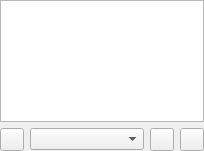
First picture: the form in gui/albumspage.ui, repository polpo/cantata-mac, before the edit.
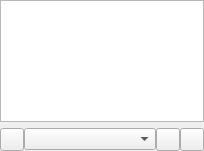
Second picture: the form after the edit. Custom widgets are drawn as their Qt base class.

Commit message: Reduce spacing of icons at bottom of window

Diff of the .ui file:
```diff
--- a/gui/albumspage.ui
+++ b/gui/albumspage.ui
@@ -13,24 +13,34 @@
   <property name="windowTitle">
    <string>Form</string>
   </property>
-  <layout class="QGridLayout" name="gridLayout">
+  <layout class="QVBoxLayout" name="vlayout">
    <property name="margin">
     <number>0</number>
    </property>
-   <item row="0" column="0" colspan="4">
+   <item>
     <widget class="ItemView" name="view"/>
    </item>
-   <item row="1" column="0">
+   <item>
+    <layout class="QHBoxLayout" name="hlayout">
+     <property name="margin">
+      <number>0</number>
+     </property>
+     <property name="spacing">
+      <number>0</number>
+     </property>
+     <item>
     <widget class="ToolButton" name="libraryUpdate"/>
    </item>
-   <item row="1" column="1">
+     <item>
     <widget class="GenreCombo" name="genreCombo"/>
    </item>
-   <item row="1" column="2">
+     <item>
     <widget class="ToolButton" name="addToPlayQueue"/>
    </item>
-   <item row="1" column="3">
+     <item>
     <widget class="ToolButton" name="replacePlayQueue"/>
+     </item>
+    </layout>
    </item>
   </layout>
  </widget>
```
Lines whose indentation alone changed are shown as unchanged. The commit also changes 10 other files.
